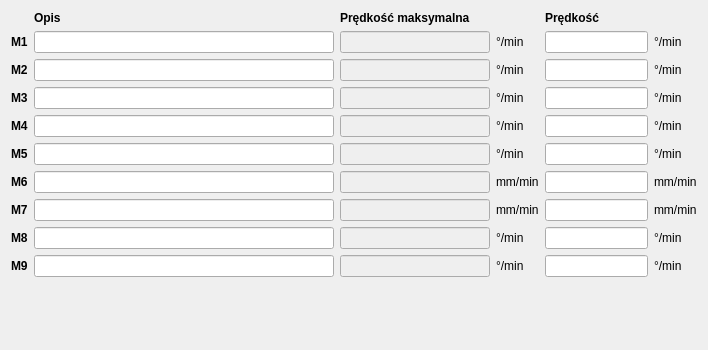
Before: the Qt Designer form CzujkiLinioweApp/ustawienianapedow.ui in wiacekmarcin/CzujkiLiniowe, drawn with Qt 5.
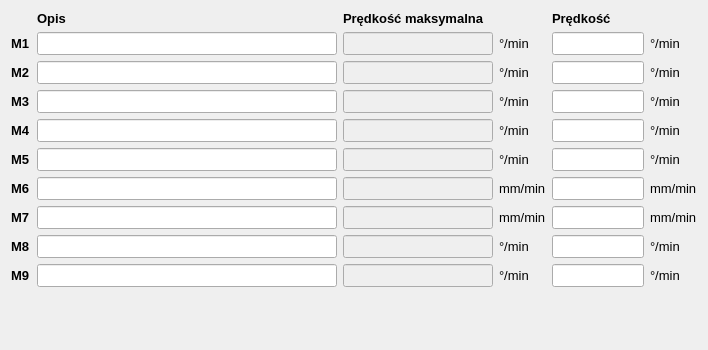
After: the same form once the commit is applied.

```diff
--- a/CzujkiLinioweApp/ustawienianapedow.ui
+++ b/CzujkiLinioweApp/ustawienianapedow.ui
@@ -22,6 +22,12 @@
     <height>1200</height>
    </size>
   </property>
+  <property name="font">
+   <font>
+    <family>Arial</family>
+    <pointsize>10</pointsize>
+   </font>
+  </property>
   <property name="windowTitle">
    <string>Form</string>
   </property>
@@ -80,7 +86,8 @@
     <widget class="QLabel" name="label">
      <property name="font">
       <font>
-       <weight>75</weight>
+       <family>Arial</family>
+       <pointsize>10</pointsize>
        <bold>true</bold>
       </font>
      </property>
@@ -169,7 +176,8 @@
      </property>
      <property name="font">
       <font>
-       <weight>75</weight>
+       <family>Arial</family>
+       <pointsize>10</pointsize>
        <bold>true</bold>
       </font>
      </property>
@@ -320,7 +328,8 @@
     <widget class="QLabel" name="head1">
      <property name="font">
       <font>
-       <weight>75</weight>
+       <family>Arial</family>
+       <pointsize>10</pointsize>
        <bold>true</bold>
       </font>
      </property>
@@ -369,7 +378,8 @@
     <widget class="QLabel" name="head3">
      <property name="font">
       <font>
-       <weight>75</weight>
+       <family>Arial</family>
+       <pointsize>10</pointsize>
        <bold>true</bold>
       </font>
      </property>
@@ -388,7 +398,8 @@
      </property>
      <property name="font">
       <font>
-       <weight>75</weight>
+       <family>Arial</family>
+       <pointsize>10</pointsize>
        <bold>true</bold>
       </font>
      </property>
@@ -407,7 +418,8 @@
      </property>
      <property name="font">
       <font>
-       <weight>75</weight>
+       <family>Arial</family>
+       <pointsize>10</pointsize>
        <bold>true</bold>
       </font>
      </property>
@@ -426,7 +438,8 @@
      </property>
      <property name="font">
       <font>
-       <weight>75</weight>
+       <family>Arial</family>
+       <pointsize>10</pointsize>
        <bold>true</bold>
       </font>
      </property>
@@ -445,7 +458,8 @@
      </property>
      <property name="font">
       <font>
-       <weight>75</weight>
+       <family>Arial</family>
+       <pointsize>10</pointsize>
        <bold>true</bold>
       </font>
      </property>
@@ -471,7 +485,8 @@
      </property>
      <property name="font">
       <font>
-       <weight>75</weight>
+       <family>Arial</family>
+       <pointsize>10</pointsize>
        <bold>true</bold>
       </font>
      </property>
@@ -509,7 +524,8 @@
      </property>
      <property name="font">
       <font>
-       <weight>75</weight>
+       <family>Arial</family>
+       <pointsize>10</pointsize>
        <bold>true</bold>
       </font>
      </property>
@@ -661,7 +677,8 @@
      </property>
      <property name="font">
       <font>
-       <weight>75</weight>
+       <family>Arial</family>
+       <pointsize>10</pointsize>
        <bold>true</bold>
       </font>
      </property>
@@ -725,7 +742,8 @@
      </property>
      <property name="font">
       <font>
-       <weight>75</weight>
+       <family>Arial</family>
+       <pointsize>10</pointsize>
        <bold>true</bold>
       </font>
      </property>
```
